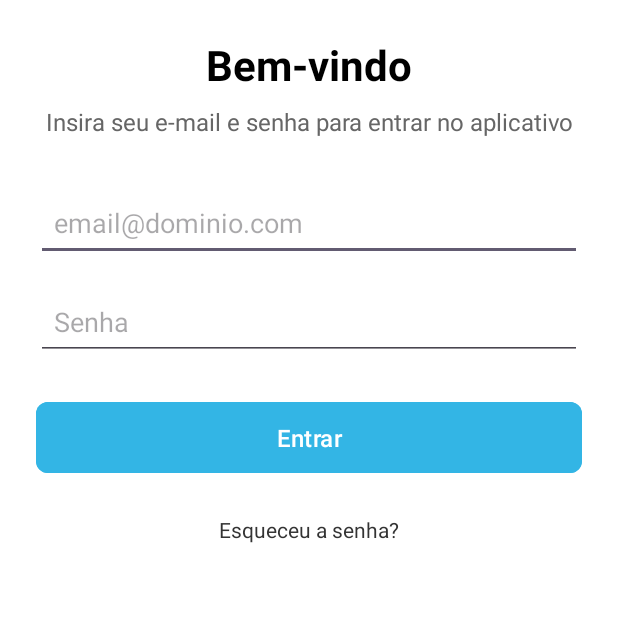
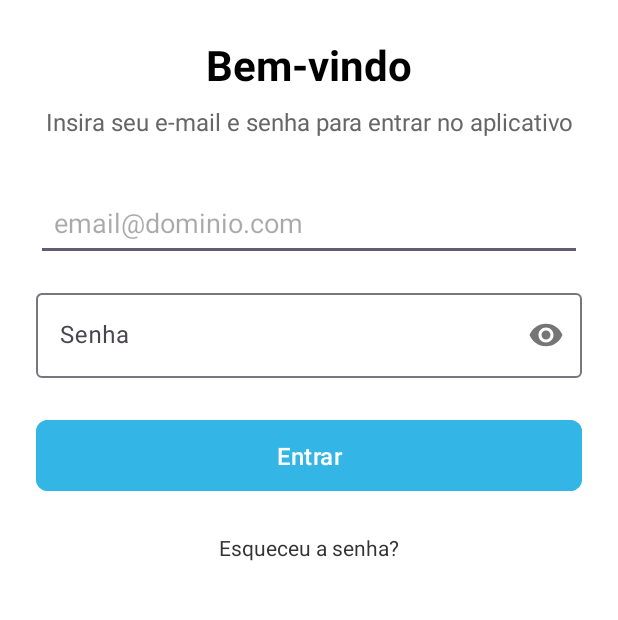
Before and after one commit to Rafaeladmval/Centralclim2, an Android app: the LoginActivity screen opened directly, with no data from a screen before it, on a phone screen of 412 x 824 dp, the part 276-896 px from its top. Run offline under Robolectric (Android 15) with nearby library versions, the phone set to English and light mode, and no system bars.

Commit message:
Login 2.0 e e Recuperar senha 1.0

```diff
--- a/app/src/main/java/com/example/centralclim/LoginActivity.java
+++ b/app/src/main/java/com/example/centralclim/LoginActivity.java
@@ -1,7 +1,6 @@
 package com.example.centralclim;
 
 import androidx.appcompat.app.AppCompatActivity;
-
 import android.content.Intent;
 import android.os.Bundle;
 import android.util.Patterns;
@@ -10,12 +9,14 @@ import android.widget.Button;
 import android.widget.EditText;
 import android.widget.TextView;
 import android.widget.Toast;
-// import android.content.Intent;
+
+import com.google.android.material.textfield.TextInputEditText; // Importe esta classe
 
 public class LoginActivity extends AppCompatActivity {
 
     private EditText emailEditText;
-    private EditText passwordEditText;
+    // A LINHA ABAIXO FOI MODIFICADA
+    private TextInputEditText passwordEditText; // Alterado de EditText para TextInputEditText
     private Button loginButton;
     private TextView forgotPasswordTextView;
 
@@ -24,7 +25,7 @@ public class LoginActivity extends AppCompatActivity {
         super.onCreate(savedInstanceState);
         setContentView(R.layout.activity_login);
 
-        // dbHelper = new DatabaseHelper(this); // Inicialize o helper do banco de dados
+        // dbHelper = new DatabaseHelper(this);
 
         emailEditText = findViewById(R.id.emailEditText);
         passwordEditText = findViewById(R.id.passwordEditText);
@@ -41,11 +42,8 @@ public class LoginActivity extends AppCompatActivity {
         forgotPasswordTextView.setOnClickListener(new View.OnClickListener() {
             @Override
             public void onClick(View v) {
-                // Cria um Intent para iniciar a ForgotPasswordActivity
                 Intent intent = new Intent(LoginActivity.this, RecuperarSenhaActivity.class);
                 startActivity(intent);
-                // Não chame finish() aqui, a menos que você queira fechar a LoginActivity
-                // quando o usuário for para a tela de recuperação de senha.
             }
         });
     }
@@ -53,7 +51,6 @@ public class LoginActivity extends AppCompatActivity {
     private void performLogin() {
         String email = emailEditText.getText().toString().trim();
         String password = passwordEditText.getText().toString().trim();
-
 
         if (email.isEmpty()) {
             emailEditText.setError("O campo de e-mail é obrigatório.");
@@ -68,6 +65,7 @@ public class LoginActivity extends AppCompatActivity {
         }
 
         if (password.isEmpty()) {
+            // Agora, para definir o erro, usamos o layout pai para um melhor visual
             passwordEditText.setError("O campo de senha é obrigatório.");
             passwordEditText.requestFocus();
             return;
@@ -80,79 +78,17 @@ public class LoginActivity extends AppCompatActivity {
     private void authenticateUser(String email, String password) {
         Toast.makeText(this, "Verificando credenciais...", Toast.LENGTH_SHORT).show();
 
-        // **Lógica de autenticação com SQLite (Exemplo)**
-        // Substitua esta lógica pela sua implementação real do SQLite
+        // Sua lógica de autenticação com SQLite permanece a mesma
         /*
         SQLiteDatabase db = dbHelper.getReadableDatabase();
-        String[] projection = {
-                // Colunas que você quer retornar
-                DatabaseHelper.COLUMN_ID // Exemplo
-        };
-        String selection = DatabaseHelper.COLUMN_EMAIL + " = ? AND " + DatabaseHelper.COLUMN_PASSWORD + " = ?";
-        String[] selectionArgs = { email, password }; // Idealmente, a senha deve ser hasheada
-
-        Cursor cursor = db.query(
-                DatabaseHelper.TABLE_USERS, // Nome da sua tabela de usuários
-                projection,
-                selection,
-                selectionArgs,
-                null,
-                null,
-                null
-        );
-
-        if (cursor != null && cursor.moveToFirst()) {
-            // Usuário encontrado e senha corresponde
-            Toast.makeText(LoginActivity.this, "Login bem-sucedido!", Toast.LENGTH_SHORT).show();
-            // Iniciar a próxima Activity
-            Intent intent = new Intent(LoginActivity.this, MainActivity.class); // Substitua MainActivity pela sua Activity principal
-            startActivity(intent);
-            finish(); // Finaliza a LoginActivity para que o usuário não possa voltar para ela pressionando "voltar"
-            cursor.close();
-        } else {
-            // Usuário não encontrado ou senha incorreta
-            Toast.makeText(LoginActivity.this, "E-mail ou senha inválidos.", Toast.LENGTH_SHORT).show();
-            if (cursor != null) {
-                cursor.close();
-            }
-        }
-        db.close();
+        // ... resto do seu código de banco de dados
         */
-
-
     }
 
-    // Você precisará de uma classe DatabaseHelper como esta (simplificada):
+    // Sua classe DatabaseHelper (comentada) permanece a mesma
     /*
     public class DatabaseHelper extends SQLiteOpenHelper {
-        private static final String DATABASE_NAME = "users.db";
-        private static final int DATABASE_VERSION = 1;
-
-        public static final String TABLE_USERS = "users";
-        public static final String COLUMN_ID = "_id";
-        public static final String COLUMN_EMAIL = "email";
-        public static final String COLUMN_PASSWORD = "password"; // Armazene senhas hasheadas!
-
-        private static final String TABLE_CREATE =
-                "CREATE TABLE " + TABLE_USERS + " (" +
-                        COLUMN_ID + " INTEGER PRIMARY KEY AUTOINCREMENT, " +
-                        COLUMN_EMAIL + " TEXT UNIQUE NOT NULL, " +
-                        COLUMN_PASSWORD + " TEXT NOT NULL);";
-
-        public DatabaseHelper(Context context) {
-            super(context, DATABASE_NAME, null, DATABASE_VERSION);
-        }
-
-        @Override
-        public void onCreate(SQLiteDatabase db) {
-            db.execSQL(TABLE_CREATE);
-        }
-
-        @Override
-        public void onUpgrade(SQLiteDatabase db, int oldVersion, int newVersion) {
-            db.execSQL("DROP TABLE IF EXISTS " + TABLE_USERS);
-            onCreate(db);
-        }
+        // ...
     }
     */
 }
--- a/app/src/main/res/layout/activity_login.xml
+++ b/app/src/main/res/layout/activity_login.xml
@@ -1,169 +1,91 @@
 <?xml version="1.0" encoding="utf-8"?>
-
 <LinearLayout xmlns:android="http://schemas.android.com/apk/res/android"
-
     xmlns:app="http://schemas.android.com/apk/res-auto"
-
     xmlns:tools="http://schemas.android.com/tools"
-
     android:layout_width="match_parent"
-
     android:layout_height="match_parent"
-
     android:orientation="vertical"
-
     android:gravity="center_horizontal"
-
     android:padding="24dp"
-
     android:background="#FFFFFF"
-
     tools:context="LoginActivity">
 
-
-
     <ImageView
-
         android:id="@+id/logoImagem"
-
         android:layout_width="120dp"
-
         android:layout_height="120dp"
-
         android:layout_marginTop="40dp"
-
         android:src="@drawable/logo_centralclim"
-
         android:contentDescription="Logo da CentralClim" />
 
-
+    <TextView
+        android:layout_width="wrap_content"
+        android:layout_height="wrap_content"
+        android:text="Bem-vindo"
+        android:textSize="28sp"
+        android:textStyle="bold"
+        android:textColor="#000000"
+        android:layout_marginTop="24dp"/>
 
     <TextView
+        android:layout_width="wrap_content"
+        android:layout_height="wrap_content"
+        android:text="Insira seu e-mail e senha para entrar no aplicativo"
+        android:textSize="16sp"
+        android:textColor="#666666"
+        android:gravity="center"
+        android:layout_marginTop="8dp"/>
 
-        android:layout_width="wrap_content"
+    <EditText
+        android:id="@+id/emailEditText"
+        android:layout_width="match_parent"
+        android:layout_height="50dp"
+        android:hint="email@dominio.com"
+        android:inputType="textEmailAddress"
+        android:paddingStart="12dp"
+        android:paddingEnd="12dp"
+        android:layout_marginTop="32dp"/>
 
+    <com.google.android.material.textfield.TextInputLayout
+        android:id="@+id/passwordInputLayout"
+        android:layout_width="match_parent"
         android:layout_height="wrap_content"
+        android:layout_marginTop="16dp"
+        android:hint="Senha"
+        app:passwordToggleEnabled="true">
 
-        android:text="Bem-vindo"
+        <com.google.android.material.textfield.TextInputEditText
+            android:id="@+id/passwordEditText"
+            android:layout_width="match_parent"
+            android:layout_height="wrap_content"
+            android:inputType="textPassword"/>
 
-        android:textSize="28sp"
+    </com.google.android.material.textfield.TextInputLayout>
 
-        android:textStyle="bold"
-
-        android:textColor="#000000"
-
+    <Button
+        android:id="@+id/loginButton"
+        android:layout_width="match_parent"
+        android:layout_height="55dp"
+        android:text="Entrar"
+        android:backgroundTint="@android:color/holo_blue_light"
+        android:textColor="#FFFFFF"
+        android:textSize="16sp"
+        app:cornerRadius="8dp"
         android:layout_marginTop="24dp"/>
 
-
-
     <TextView
-
+        android:id="@+id/forgotPasswordTextView"
         android:layout_width="wrap_content"
-
         android:layout_height="wrap_content"
-
-        android:text="Insira seu e-mail e senha para entrar no aplicativo"
-
-        android:textSize="16sp"
-
-        android:textColor="#666666"
-
-        android:gravity="center"
-
-        android:layout_marginTop="8dp"/>
-
-
-
-    <EditText
-
-        android:id="@+id/emailEditText"
-
-        android:layout_width="match_parent"
-
-        android:layout_height="50dp"
-
-        android:hint="email@dominio.com"
-
-        android:inputType="textEmailAddress"
-
-        android:paddingStart="12dp"
-
-        android:paddingEnd="12dp"
-
-        android:layout_marginTop="32dp"/>
-
-
-
-    <EditText
-
-        android:id="@+id/passwordEditText"
-
-        android:layout_width="match_parent"
-
-        android:layout_height="50dp"
-
-        android:hint="Senha"
-
-        android:inputType="textPassword"
-
-        android:paddingStart="12dp"
-
-        android:paddingEnd="12dp"
-
-        android:layout_marginTop="16dp"/>
-
-
-
-    <Button
-
-        android:id="@+id/loginButton"
-
-        android:layout_width="match_parent"
-
-        android:layout_height="55dp"
-
-        android:text="Entrar"
-
-        android:backgroundTint="@android:color/holo_blue_light"
-
-        android:textColor="#FFFFFF"
-
-        android:textSize="16sp"
-
-        app:cornerRadius="8dp"
-
+        android:text="Esqueceu a senha?"
+        android:textColor="#333333"
         android:layout_marginTop="24dp"/>
 
-
-
-    <TextView
-
-        android:id="@+id/forgotPasswordTextView"
-
+    <LinearLayout
         android:layout_width="wrap_content"
-
         android:layout_height="wrap_content"
-
-        android:text="Esqueceu a senha?"
-
-        android:textColor="#333333"
-
-        android:layout_marginTop="24dp"/>
-
-
-
-    <LinearLayout
-
-        android:layout_width="wrap_content"
-
-        android:layout_height="wrap_content"
-
         android:orientation="horizontal"
-
         android:layout_marginTop="16dp"
-
         android:gravity="center"/>
 
-
-
 </LinearLayout>
--- a/app/src/main/res/layout/activity_recuperar_senha.xml
+++ b/app/src/main/res/layout/activity_recuperar_senha.xml
@@ -20,7 +20,7 @@
             android:layout_height="180dp"
             android:layout_marginTop="38dp"
             android:contentDescription="Ilustração de recuperação de senha"
-            android:src="@drawable/RecuperarSenha"
+            android:src="@drawable/recuperarsenha"
             app:layout_constraintEnd_toEndOf="parent"
             app:layout_constraintStart_toStartOf="parent"
             app:layout_constraintTop_toTopOf="parent" />
@@ -44,7 +44,7 @@
             android:layout_height="wrap_content"
             android:layout_marginTop="8dp"
             android:gravity="center"
-            android:text="Insira seu e-mail para que sua senha seja reenviada"
+            android:text="Insira seu e-mail para enviarmos o e-mail de recuperação de senha"
             android:textColor="@android:color/darker_gray"
             android:textSize="16sp"
             app:layout_constraintEnd_toEndOf="parent"
```
Also changed, not shown: app/src/main/res/drawable/recuperarsenha.png (renamed from app/src/main/res/drawable/RecuperarSenha.png), 2 other files.
